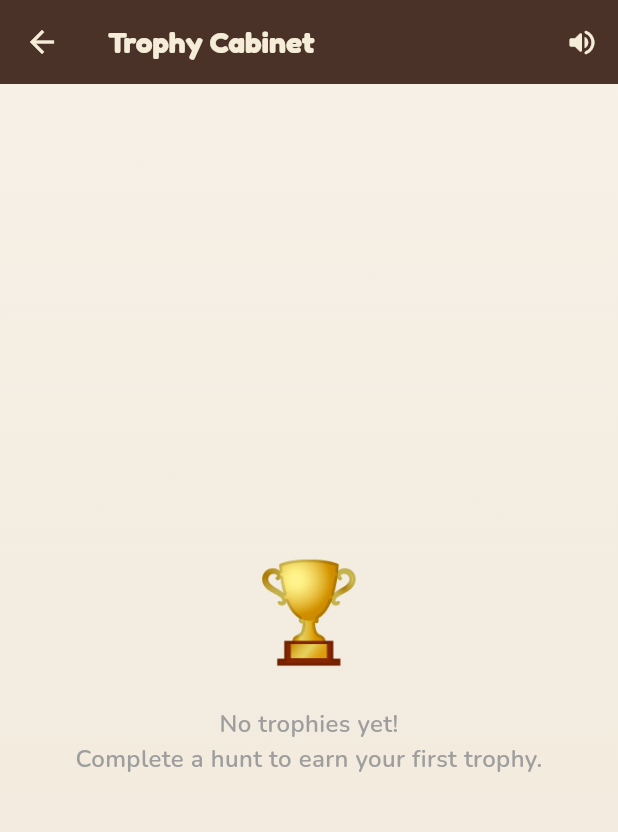
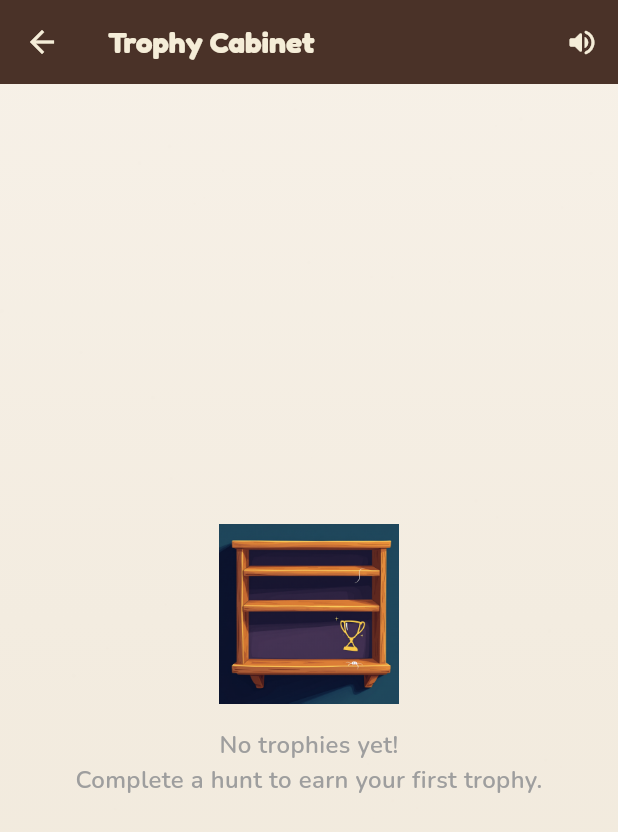
Before and after one commit to saturn1888/saturn1888, a Flutter app: the screen it shows after launch, after a tap on "Trophies", on a phone screen of 412 x 824 dp. Shown: the top 832 px of the screen. Run offline on Flutter 3.47's test engine with Material 3 defaults, Android fonts, the phone set to English and light mode, and no system bars; our stand-ins replace audioplayers, cloud_firestore, confetti, firebase_core, firebase_storage, google_fonts and 5 more; missing offline and left inert: mobile_scanner; accounts and stored records are empty.

Commit message:
Wire 62 illustration assets into all screens
New illustrations.dart constants file with paths for all 62 assets
organized by category: themes, gameplay, victory, progression,
empty states, sharing, UI icons, and textures.

Screens updated:
- Home: logo_hero replaces ozhunt_logo, progression badges use images
- Hunt Setup: theme preview card shows theme illustration
- Quick Play: hunt cards show theme illustrations
- Victory: victory_banner replaces emoji, speed badges as images,
  trophy illustration on save button
- Join Hunt: join_illustration replaces map emoji
- Trophy Cabinet: empty_no_trophies illustration
- Play Select: empty_no_hunts illustration
- Manage Hunts: empty_no_hunts illustration
- Treasure Items: empty_chest illustration
- Share Hunt: illustration on error state

All Image.asset calls have errorBuilder fallbacks to emojis
so the app works even if an image fails to load.

pubspec.yaml updated with illustrations asset directory.

https://claude.ai/code/session_017Aw2r6LuaKG11VTUwd3Kn5

```diff
--- /dev/null
+++ b/lib/data/illustrations.dart
@@ -0,0 +1,109 @@
+/// Paths to all illustration assets
+class Illustrations {
+  static const _base = 'assets/images/illustrations';
+
+  // App
+  static const appIcon = '$_base/app_icon.png';
+  static const logoHero = '$_base/logo_hero.png';
+
+  // Themes
+  static const themeCustom = '$_base/theme_custom.png';
+  static const themePirate = '$_base/theme_pirate.png';
+  static const themeSpace = '$_base/theme_space.png';
+  static const themeJungle = '$_base/theme_jungle.png';
+  static const themeBirthday = '$_base/theme_birthday.png';
+  static const themeHalloween = '$_base/theme_halloween.png';
+  static const themeChristmas = '$_base/theme_christmas.png';
+  static const themeOutdoor = '$_base/theme_outdoor.png';
+
+  // Gameplay
+  static const howToPlay = '$_base/gameplay_how_to_play.png';
+  static const clueCard = '$_base/gameplay_clue_card.png';
+  static const foundIt = '$_base/gameplay_found_it.png';
+  static const answerVerify = '$_base/gameplay_answer_verify.png';
+  static const hint = '$_base/gameplay_hint.png';
+  static const voiceClue = '$_base/gameplay_voice_clue.png';
+  static const photoVerify = '$_base/gameplay_photo_verify.png';
+
+  // Victory
+  static const victoryBanner = '$_base/victory_banner.png';
+  static const victoryTrophy = '$_base/victory_trophy.png';
+  static const badgeLightning = '$_base/victory_badge_lightning.png';
+  static const badgeBlazing = '$_base/victory_badge_blazing.png';
+  static const badgeSpeedy = '$_base/victory_badge_speedy.png';
+  static const badgeSteady = '$_base/victory_badge_steady.png';
+  static const badgeThorough = '$_base/victory_badge_thorough.png';
+
+  // Progression
+  static const badgeRookie = '$_base/badge_rookie.png';
+  static const badgeBronze = '$_base/badge_bronze.png';
+  static const badgeSilver = '$_base/badge_silver.png';
+  static const badgeGold = '$_base/badge_gold.png';
+  static const badgeMaster = '$_base/badge_master.png';
+
+  // Empty states
+  static const emptyNoHunts = '$_base/empty_no_hunts.png';
+  static const emptyNoTrophies = '$_base/empty_no_trophies.png';
+  static const emptyChest = '$_base/empty_chest.png';
+  static const emptyNoClues = '$_base/empty_no_clues.png';
+  static const emptyQuickPlay = '$_base/empty_quick_play.png';
+
+  // Sharing & join
+  static const joinIllustration = '$_base/join_illustration.png';
+  static const qrFrame = '$_base/ui_qr_frame.png';
+  static const shareCodeScroll = '$_base/ui_share_code_scroll.png';
+
+  // UI icons
+  static const iconChest = '$_base/icon_chest.png';
+  static const iconCompass = '$_base/icon_compass.png';
+  static const iconScroll = '$_base/icon_scroll.png';
+  static const iconMegaphone = '$_base/icon_megaphone.png';
+  static const iconHourglass = '$_base/icon_hourglass.png';
+  static const iconKey = '$_base/icon_key.png';
+  static const iconQuill = '$_base/icon_quill.png';
+  static const iconSwords = '$_base/icon_swords.png';
+  static const iconCampfire = '$_base/icon_campfire.png';
+  static const iconSpyglass = '$_base/icon_spyglass.png';
+  static const iconMap = '$_base/icon_map.png';
+  static const iconTrophy = '$_base/icon_trophy.png';
+  static const iconStar = '$_base/icon_star.png';
+  static const iconHome = '$_base/icon_home.png';
+
+  // Textures
+  static const parchmentBg = '$_base/parchment_background.png';
+  static const woodPlank = '$_base/wood_plank_texture.png';
+  static const trophyCabinetBg = '$_base/trophy_cabinet_bg.png';
+
+  /// Get theme illustration path by theme type
+  static String themeImage(String themeName) {
+    switch (themeName) {
+      case 'Custom Hunt': return themeCustom;
+      case 'Pirate Treasure': return themePirate;
+      case 'Space Mission': return themeSpace;
+      case 'Jungle Explorer': return themeJungle;
+      case 'Birthday Party': return themeBirthday;
+      case 'Halloween Spooky': return themeHalloween;
+      case 'Christmas Magic': return themeChristmas;
+      case 'Outdoor Adventure': return themeOutdoor;
+      default: return themeCustom;
+    }
+  }
+
+  /// Get speed badge by seconds per clue
+  static String speedBadge(double secsPerClue) {
+    if (secsPerClue < 15) return badgeLightning;
+    if (secsPerClue < 30) return badgeBlazing;
+    if (secsPerClue < 60) return badgeSpeedy;
+    if (secsPerClue < 120) return badgeSteady;
+    return badgeThorough;
+  }
+
+  /// Get progression badge by hunt count
+  static String progressionBadge(int huntCount) {
+    if (huntCount >= 25) return badgeMaster;
+    if (huntCount >= 10) return badgeGold;
+    if (huntCount >= 5) return badgeSilver;
+    if (huntCount >= 1) return badgeBronze;
+    return badgeRookie;
+  }
+}
--- a/lib/screens/home_screen.dart
+++ b/lib/screens/home_screen.dart
@@ -3,6 +3,7 @@ import 'package:flutter/material.dart';
 import 'package:flutter/services.dart';
 import 'package:google_fonts/google_fonts.dart';
 import 'package:hive_flutter/hive_flutter.dart';
+import '../data/illustrations.dart';
 import '../models/trophy.dart';
 import '../theme/app_theme.dart';
 import '../widgets/music_controller.dart';
@@ -127,7 +128,7 @@ class _HomeScreenState extends State<HomeScreen> {
                           child: ClipPath(
                             clipper: _TornEdgeClipper(),
                             child: Image.asset(
-                              'assets/images/ozhunt_logo.png',
+                              Illustrations.logoHero,
                               width: 270,
                               height: 270,
                               fit: BoxFit.cover,
@@ -226,6 +227,7 @@ class _HomeScreenState extends State<HomeScreen> {
                             emoji = '🌱';
                             nextTarget = 1;
                           }
+                          final badgeImage = Illustrations.progressionBadge(count);
                           return GestureDetector(
                             onTap: () =>
                                 Navigator.pushNamed(context, '/trophies'),
@@ -243,9 +245,13 @@ class _HomeScreenState extends State<HomeScreen> {
                                   Row(
                                     mainAxisSize: MainAxisSize.min,
                                     children: [
-                                      Text(emoji,
-                                          style:
-                                              const TextStyle(fontSize: 20)),
+                                      Image.asset(badgeImage,
+                                          width: 28,
+                                          height: 28,
+                                          errorBuilder: (_, __, ___) =>
+                                              Text(emoji,
+                                                  style: const TextStyle(
+                                                      fontSize: 20))),
                                       const SizedBox(width: 8),
                                       Text(tier,
                                           style: AppTheme.heading(
--- a/lib/screens/hunt_setup_screen.dart
+++ b/lib/screens/hunt_setup_screen.dart
@@ -1,5 +1,6 @@
 import 'dart:math';
 import 'package:flutter/material.dart';
+import '../data/illustrations.dart';
 import '../models/hunt_theme.dart';
 import '../theme/app_theme.dart';
 import '../widgets/parchment_background.dart';
@@ -233,6 +234,10 @@ class _HuntSetupScreenState extends State<HuntSetupScreen> {
             child: Row(
               children: [
                 Text(theme.emoji, style: const TextStyle(fontSize: 36)),
+                Image.asset(Illustrations.themeImage(theme.name),
+                    width: 48,
+                    height: 48,
+                    errorBuilder: (_, __, ___) => const SizedBox.shrink()),
                 const SizedBox(width: 12),
                 Expanded(
                   child: Column(
--- a/lib/screens/trophy_cabinet_screen.dart
+++ b/lib/screens/trophy_cabinet_screen.dart
@@ -1,5 +1,6 @@
 import 'package:flutter/material.dart';
 import 'package:hive_flutter/hive_flutter.dart';
+import '../data/illustrations.dart';
 import '../models/trophy.dart';
 import '../models/hunt_theme.dart';
 import '../theme/app_theme.dart';
@@ -53,7 +54,11 @@ class TrophyCabinetScreen extends StatelessWidget {
               child: Column(
                 mainAxisAlignment: MainAxisAlignment.center,
                 children: [
-                  const Text('🏆', style: TextStyle(fontSize: 64)),
+                  Image.asset(Illustrations.emptyNoTrophies,
+                      width: 120,
+                      height: 120,
+                      errorBuilder: (_, __, ___) =>
+                          const Text('🏆', style: TextStyle(fontSize: 64))),
                   const SizedBox(height: 16),
                   Text(
                     'No trophies yet!\nComplete a hunt to earn your first trophy.',
--- a/pubspec.yaml
+++ b/pubspec.yaml
@@ -36,4 +36,5 @@ flutter:
   uses-material-design: true
   assets:
     - assets/images/
+    - assets/images/illustrations/
     - assets/sounds/
```
Also changed, not shown: lib/screens/join_hunt_screen.dart (+11 -2 lines), lib/screens/manage_hunts_screen.dart (+6 -1 lines), lib/screens/play_select_screen.dart (+6 -1 lines), lib/screens/quick_play_screen.dart (+6 -1 lines), lib/screens/share_hunt_screen.dart (+7 -2 lines), lib/screens/treasure_items_screen.dart (+7 -2 lines), lib/screens/victory_screen.dart (+44 -5 lines).
